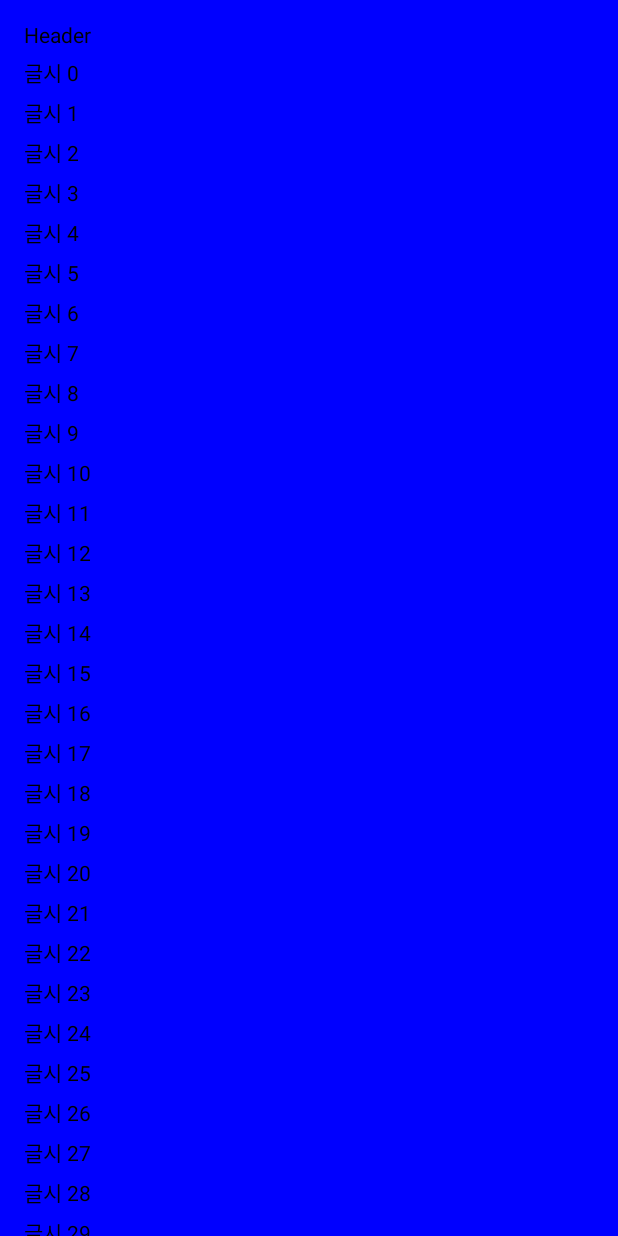
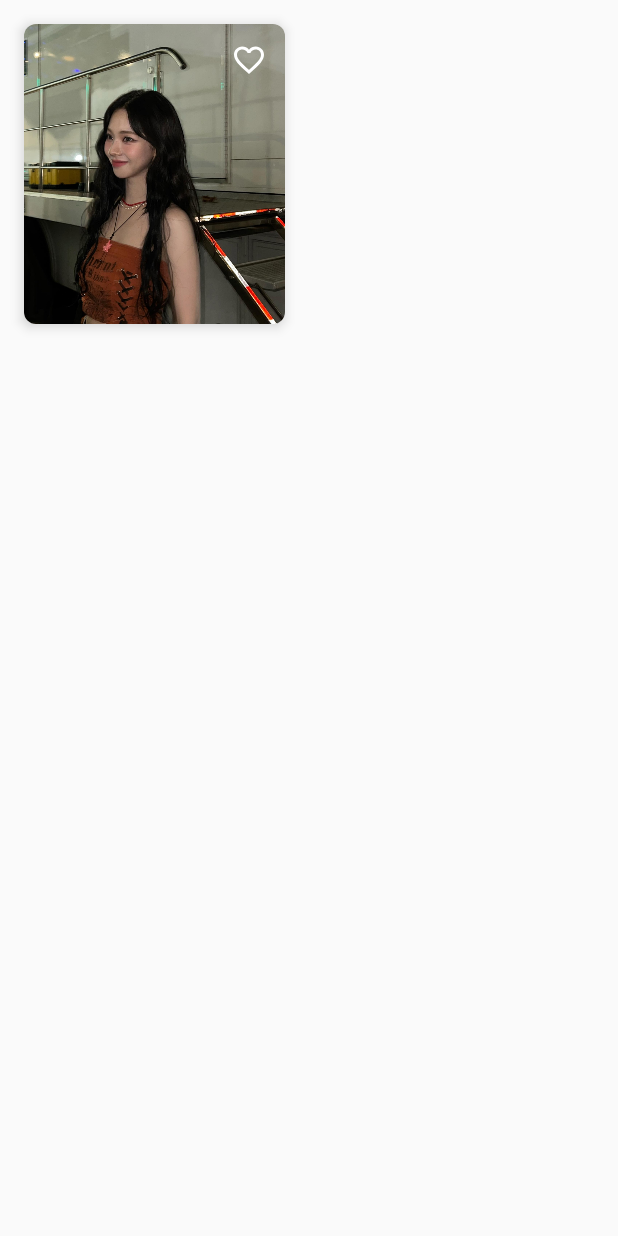
Before and after one commit to EoJin-Kim/Anroid_Jetpack_Hello, an Android app built with Jetpack Compose: the screen it shows after launch (MainActivity), on a phone screen of 412 x 824 dp. Run offline under Robolectric (Android 15) with nearby library versions, the phone set to English and light mode, and no system bars.

Commit message:
Feat: Image, Card, State, by

```diff
--- a/app/src/main/java/com/ej/anroid_jetpack_hello/MainActivity.kt
+++ b/app/src/main/java/com/ej/anroid_jetpack_hello/MainActivity.kt
@@ -3,45 +3,78 @@
 import android.os.Bundle
 import androidx.activity.ComponentActivity
 import androidx.activity.compose.setContent
-import androidx.compose.foundation.background
+import androidx.compose.foundation.Image
 import androidx.compose.foundation.layout.*
-import androidx.compose.foundation.lazy.LazyColumn
-import androidx.compose.foundation.rememberScrollState
-import androidx.compose.foundation.verticalScroll
-import androidx.compose.material.MaterialTheme
-import androidx.compose.material.Surface
-import androidx.compose.material.Text
+import androidx.compose.foundation.shape.RoundedCornerShape
+import androidx.compose.material.*
+import androidx.compose.material.icons.Icons
+import androidx.compose.material.icons.filled.Favorite
+import androidx.compose.material.icons.filled.FavoriteBorder
 import androidx.compose.runtime.Composable
+import androidx.compose.runtime.mutableStateOf
+import androidx.compose.runtime.remember
+import androidx.compose.runtime.getValue
+import androidx.compose.runtime.saveable.rememberSaveable
+import androidx.compose.runtime.setValue
 import androidx.compose.ui.Alignment
 import androidx.compose.ui.Modifier
 import androidx.compose.ui.graphics.Color
-import androidx.compose.ui.tooling.preview.Preview
+import androidx.compose.ui.layout.ContentScale
+import androidx.compose.ui.res.painterResource
 import androidx.compose.ui.unit.dp
-import com.ej.anroid_jetpack_hello.ui.theme.Anroid_Jetpack_HelloTheme
 
 class MainActivity : ComponentActivity() {
     override fun onCreate(savedInstanceState: Bundle?) {
         super.onCreate(savedInstanceState)
         setContent {
-            LazyColumn(
-                modifier = Modifier
-                    .background(
-                        color = Color.Blue
-                    )
-                    .fillMaxWidth(),
-                contentPadding = PaddingValues(16.dp),
-                verticalArrangement = Arrangement.spacedBy(6.dp)
-            ) {
-                item {
-                    Text(text = "Header")
-                }
-                items(50){ idx ->
-                    Text(text = "글시 $idx")
-                }
-                item {
-                    Text(text = "Footer")
-                }
+            var isFavorite by rememberSaveable {
+                mutableStateOf(false)
+            }
+            ImageCard(
+                Modifier
+                    .fillMaxWidth(0.5f)
+                    .padding(16.dp),
+                isFavorite = isFavorite
+            ){
+                isFavorite = it
             }
         }
     }
 }
+
+@Composable
+fun ImageCard(
+    modifier: Modifier,
+    isFavorite : Boolean,
+    onTabFavorite: (Boolean) -> Unit
+) {
+    Card(
+        modifier = modifier,
+        shape = RoundedCornerShape(8.dp),
+        elevation = 5.dp
+    ) {
+        Box(modifier = Modifier.height(200.dp)) {
+            Image(
+                painter = painterResource(id = R.drawable.carina),
+                contentDescription = "poster",
+                contentScale = ContentScale.Crop
+            )
+            Box(
+                modifier = Modifier.fillMaxSize(),
+                contentAlignment = Alignment.TopEnd,
+            ) {
+                IconButton(onClick = {
+                    onTabFavorite(!isFavorite)
+                }) {
+                    Icon(
+                        imageVector = if(isFavorite) Icons.Default.Favorite else Icons.Default.FavoriteBorder,
+                        contentDescription = "favorite",
+                        tint = Color.White
+                    )
+                }
+            }
+
+        }
+
+    }
+}
```
Also changed, not shown: app/src/main/res/drawable/carina.jpg (added).
